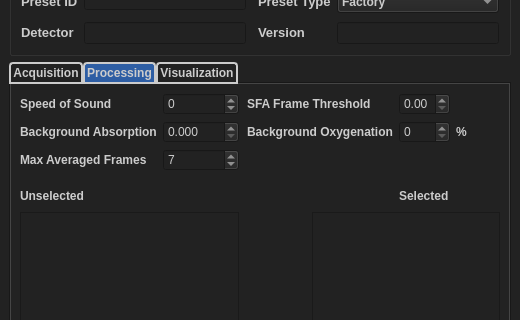
jaytreee/PresetEditor, file source/resources/preset_editor.ui: the form before one commit; both pictures show x 0 to 520 and y 106 to 426 of the 520 by 660 pixel window.
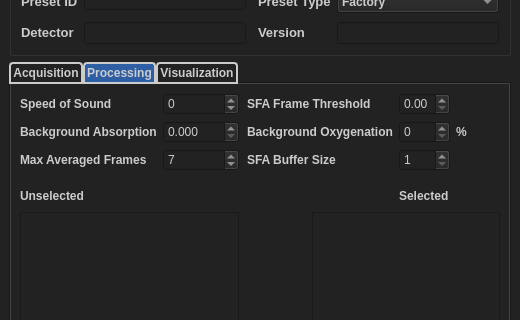
The form after the commit. The open tabs and pages were chosen to show the change.

Commit message: SFA Buffer Size Feature #2613

The edit to the form file:
```diff
--- a/source/resources/preset_editor.ui
+++ b/source/resources/preset_editor.ui
@@ -839,6 +839,29 @@
           </property>
          </widget>
         </item>
+        <item row="2" column="3" colspan="2">
+         <widget class="QLabel" name="label_13">
+          <property name="font">
+           <font>
+            <weight>75</weight>
+            <bold>true</bold>
+           </font>
+          </property>
+          <property name="focusPolicy">
+           <enum>Qt::StrongFocus</enum>
+          </property>
+          <property name="text">
+           <string>SFA Buffer Size</string>
+          </property>
+         </widget>
+        </item>
+        <item row="2" column="5">
+         <widget class="QSpinBox" name="sfabuffersize">
+          <property name="minimum">
+           <number>1</number>
+          </property>
+         </widget>
+        </item>
        </layout>
       </widget>
       <widget class="QWidget" name="tab_2">
```
The commit also changes 2 other files.
